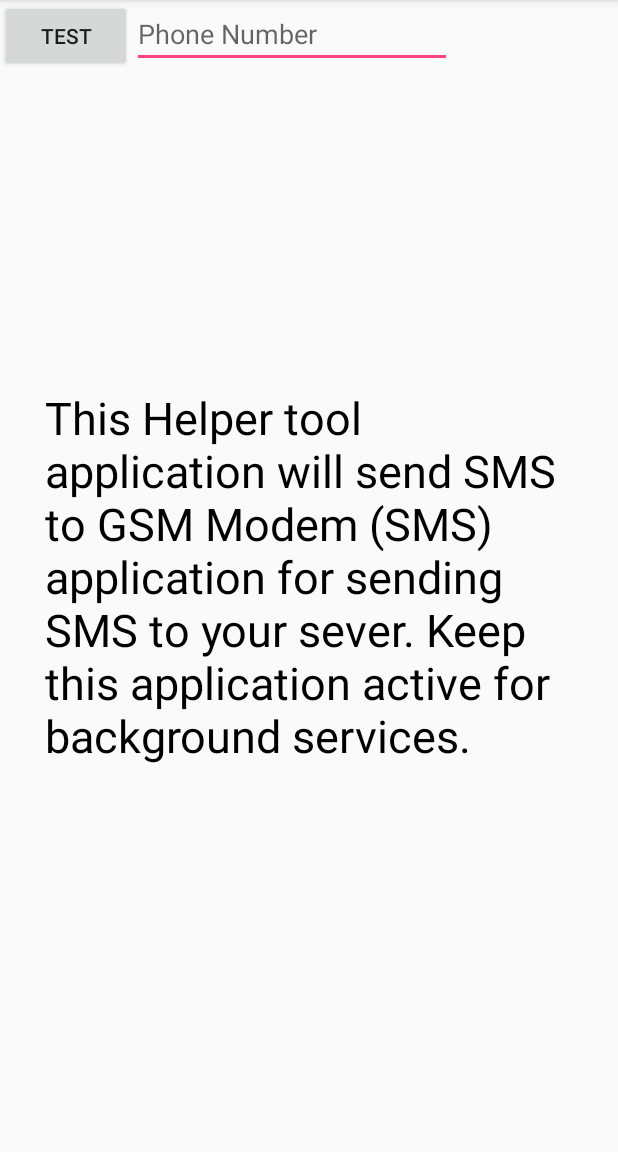
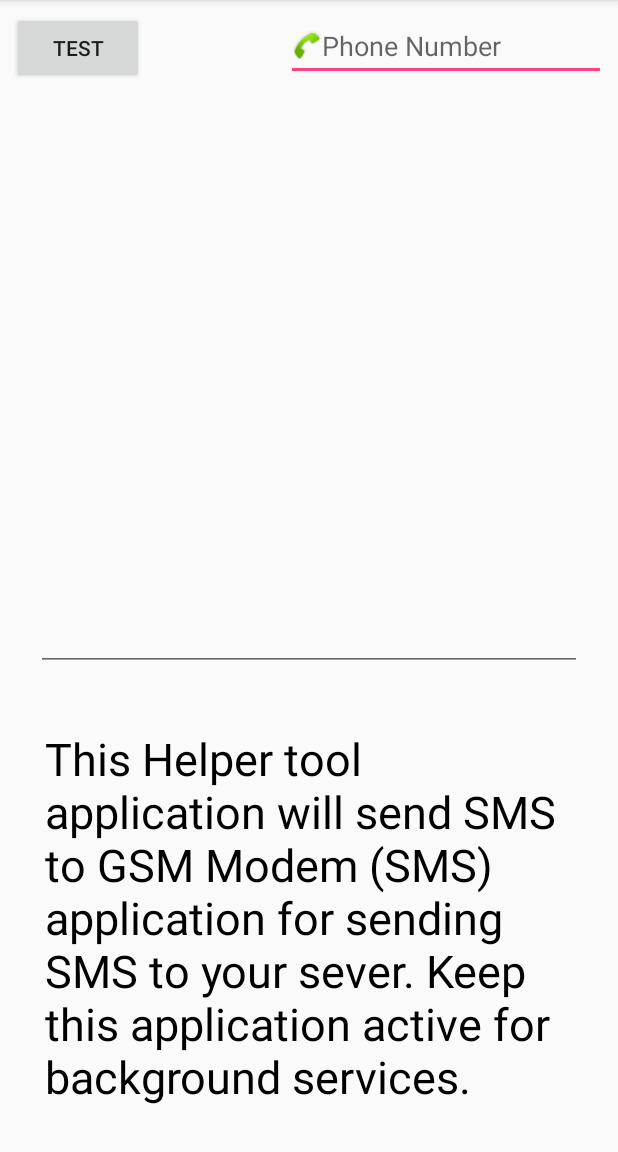
Before and after one commit to sadiqodho/GSM-Helper-Tool, an Android app: the screen it shows after launch (MainActivity), on a phone screen of 412 x 824 dp, the part 84-1236 px from its top. Run offline under Robolectric (Android 15) with nearby library versions, the phone set to English and light mode, and no system bars.

Commit message:
Adjustments to layout; adding Log Window.

```diff
--- a/app/src/main/res/layout/activity_main.xml
+++ b/app/src/main/res/layout/activity_main.xml
@@ -6,24 +6,18 @@
     android:layout_height="match_parent"
     tools:context=".MainActivity">
 
-    <TextView
-        android:id="@+id/message"
-        android:layout_width="wrap_content"
-        android:layout_height="wrap_content"
-        android:text="@string/message"
-        android:textColor="@android:color/black"
-        android:textSize="30sp"
-        android:padding="30dp"
-        app:layout_constraintBottom_toBottomOf="parent"
-        app:layout_constraintLeft_toLeftOf="parent"
-        app:layout_constraintRight_toRightOf="parent"
-        app:layout_constraintTop_toTopOf="parent" />
-
-
-    <LinearLayout xmlns:android="http://schemas.android.com/apk/res/android"
+    <LinearLayout
+        android:id="@+id/linearLayout"
         android:layout_width="fill_parent"
-        android:layout_height="fill_parent"
-        android:orientation="horizontal" >
+        android:layout_height="0dp"
+        android:orientation="horizontal"
+        android:paddingLeft="8dp"
+        android:paddingTop="8dp"
+        android:paddingRight="8dp"
+        android:paddingBottom="8dp"
+        app:layout_constraintEnd_toEndOf="parent"
+        app:layout_constraintStart_toStartOf="parent"
+        app:layout_constraintTop_toTopOf="parent">
 
         <Button
             android:id="@+id/button"
@@ -33,16 +27,59 @@
             tools:layout_editor_absoluteX="148dp"
             tools:layout_editor_absoluteY="460dp" />
 
+        <Space
+            android:layout_width="0dp"
+            android:layout_height="wrap_content"
+            android:layout_weight="1" />
+
         <EditText
             android:id="@+id/editText"
             android:layout_width="wrap_content"
             android:layout_height="wrap_content"
+            android:drawableStart="@android:drawable/stat_sys_phone_call"
+            android:drawableLeft="@android:drawable/stat_sys_phone_call"
             android:ems="10"
             android:hint="Phone Number"
-            android:inputType="textPersonName"
+            android:inputType="none|phone"
             tools:layout_editor_absoluteX="121dp"
             tools:layout_editor_absoluteY="16dp" />
 
 
     </LinearLayout>
+
+    <TextView
+        android:id="@+id/message"
+        android:layout_width="wrap_content"
+        android:layout_height="wrap_content"
+        android:padding="30dp"
+        android:text="@string/message"
+        android:textColor="@android:color/black"
+        android:textSize="30sp"
+        app:layout_constraintBottom_toBottomOf="parent"
+        app:layout_constraintLeft_toLeftOf="parent"
+        app:layout_constraintRight_toRightOf="parent" />
+
+    <EditText
+        android:id="@+id/editTextLog"
+        android:layout_width="0dp"
+        android:layout_height="0dp"
+        android:layout_marginStart="24dp"
+        android:layout_marginLeft="24dp"
+        android:layout_marginTop="8dp"
+        android:layout_marginEnd="24dp"
+        android:layout_marginRight="24dp"
+        android:layout_marginBottom="8dp"
+        android:editable="false"
+        android:ems="10"
+        android:focusable="auto"
+        android:focusableInTouchMode="false"
+        android:gravity="start|top"
+        android:inputType="none|textMultiLine"
+        app:layout_constraintBottom_toTopOf="@+id/message"
+        app:layout_constraintEnd_toEndOf="parent"
+        app:layout_constraintHorizontal_bias="0.4"
+        app:layout_constraintStart_toStartOf="parent"
+        app:layout_constraintTop_toBottomOf="@+id/linearLayout" />
+
+
 </android.support.constraint.ConstraintLayout>
```
